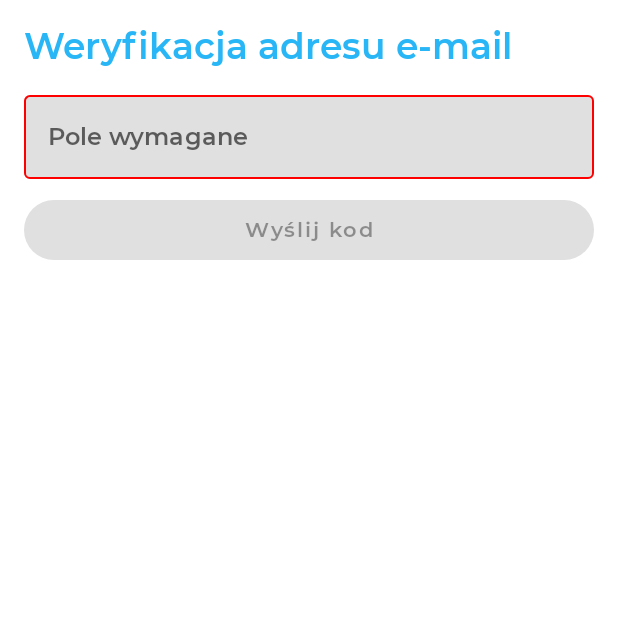
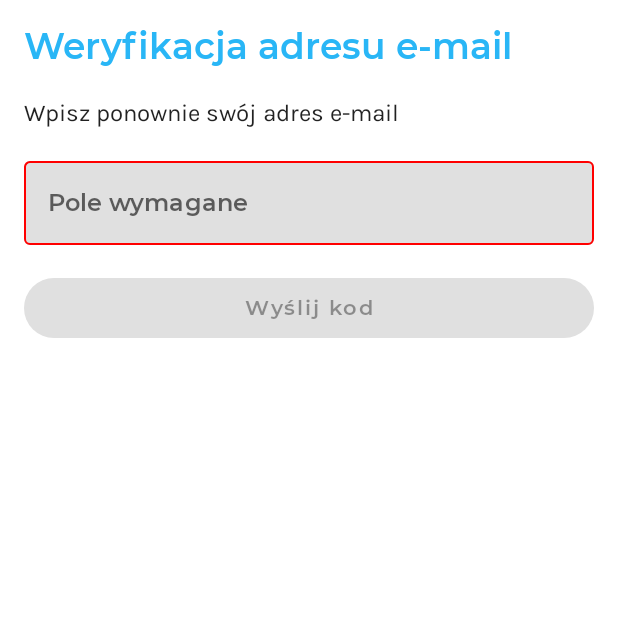
Before and after one commit to intive/patronage21-android, an Android app built with Jetpack Compose: the composable NoCodeScreen shown on its own in the app's theme, on a phone screen of 412 x 824 dp, the top half of it. Run offline under Robolectric (Android 15) with nearby library versions, the phone set to English and light mode, and no system bars; our stand-ins replace livedata-compose.

```diff
--- a/registration/src/main/java/com/intive/registration/Constants.kt
+++ b/registration/src/main/java/com/intive/registration/Constants.kt
@@ -3,5 +3,5 @@ package com.intive.registration
 import androidx.compose.ui.unit.dp
 
 object Constants{
-    val SPACER_HEIGHT = 10.dp
+    val SPACER_HEIGHT = 18.dp
 }
--- a/registration/src/main/java/com/intive/registration/screens/NoCodeScreen.kt
+++ b/registration/src/main/java/com/intive/registration/screens/NoCodeScreen.kt
@@ -3,6 +3,7 @@ package com.intive.registration.screens
 import androidx.compose.foundation.layout.*
 import androidx.compose.foundation.rememberScrollState
 import androidx.compose.foundation.verticalScroll
+import androidx.compose.material.Text
 import androidx.compose.runtime.Composable
 import androidx.compose.runtime.getValue
 import androidx.compose.runtime.livedata.observeAsState
@@ -42,6 +43,8 @@ fun NoCodeScreen(viewmodel: NoCodeViewModel, navController: NavController? = nul
     ) {
         TitleText(text = stringResource(R.string.no_code_title), modifier = Modifier)
         Spacer(modifier = Modifier.height(SPACER_HEIGHT))
+        Text(stringResource(R.string.no_code_subtitle))
+        Spacer(modifier = Modifier.height(12.dp))
         EmailInput(email, viewmodel, formChecker)
         Spacer(modifier = Modifier.height(SPACER_HEIGHT))
         CustomButton(
--- a/registration/src/main/res/values/strings.xml
+++ b/registration/src/main/res/values/strings.xml
@@ -34,6 +34,7 @@
     <string name="registration_succes_title">Twoja rejestracja przebiegła pomyślnie!</string>
     <string name="registration_success_subtitle">Konto zostało utworzone, możesz korzystać z aplikacji</string>
     <string name="close_dialog">Zamknij</string>
+    <string name="no_code_subtitle">Wpisz ponownie swój adres e-mail</string>
 
 
     <string-array name="titles_array">
```
